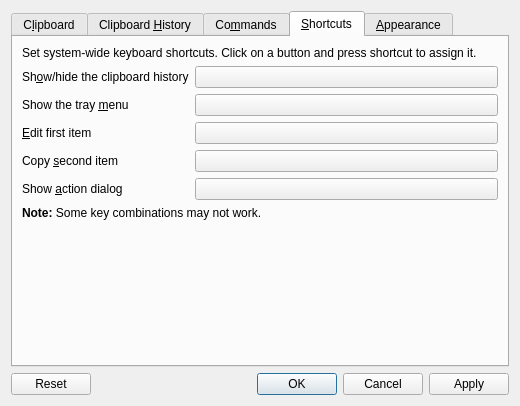
The window that src/ui/configurationmanager.ui (hluk/CopyQ) describes before a commit, drawn with Qt 5.
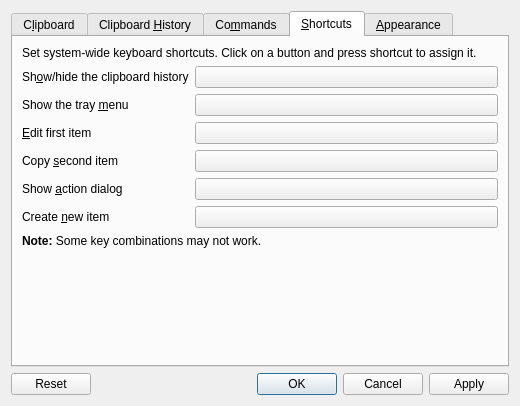
The same window after the commit. The open tabs and pages were chosen to show the change. Icons and pictures are not drawn. Custom widgets are drawn as their Qt base class.

What changed in the file:
```diff
--- a/src/ui/configurationmanager.ui
+++ b/src/ui/configurationmanager.ui
@@ -644,6 +644,23 @@
            <item row="4" column="1">
             <widget class="QPushButton" name="pushButton_5"/>
            </item>
+           <item row="5" column="0">
+            <widget class="QLabel" name="label_22">
+             <property name="text">
+              <string>Create &amp;new item</string>
+             </property>
+             <property name="buddy">
+              <cstring>pushButton_6</cstring>
+             </property>
+            </widget>
+           </item>
+           <item row="5" column="1">
+            <widget class="QPushButton" name="pushButton_6">
+             <property name="text">
+              <string/>
+             </property>
+            </widget>
+           </item>
           </layout>
          </item>
          <item row="2" column="0">
```
Left out of the diff: 37 changed lines with no effect on the pictures.
